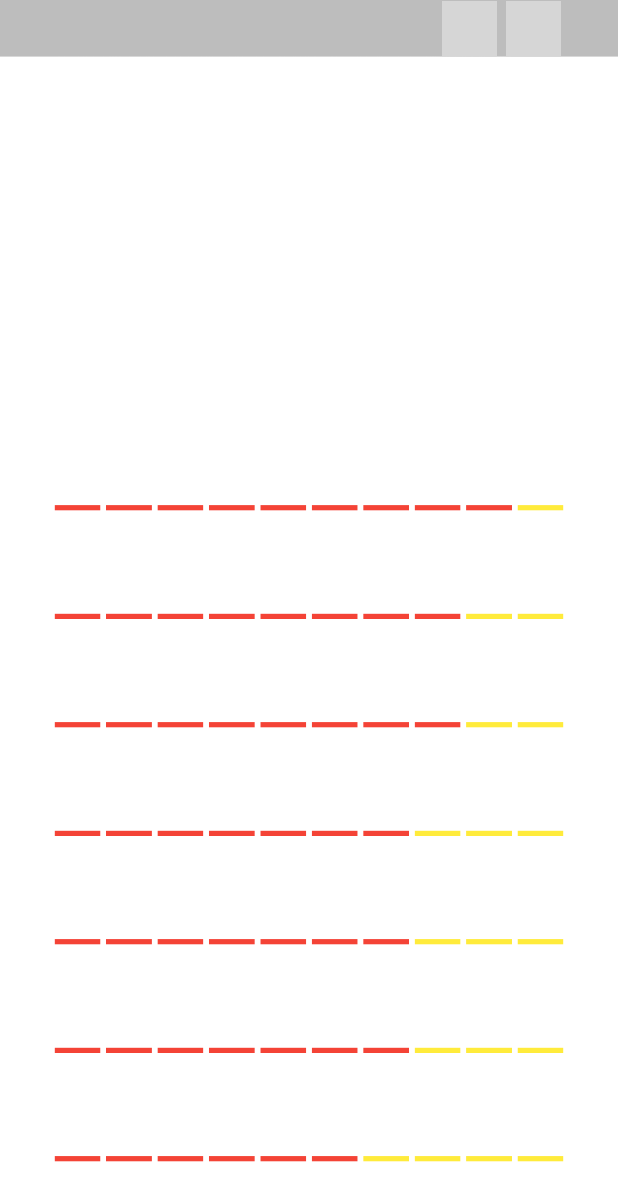
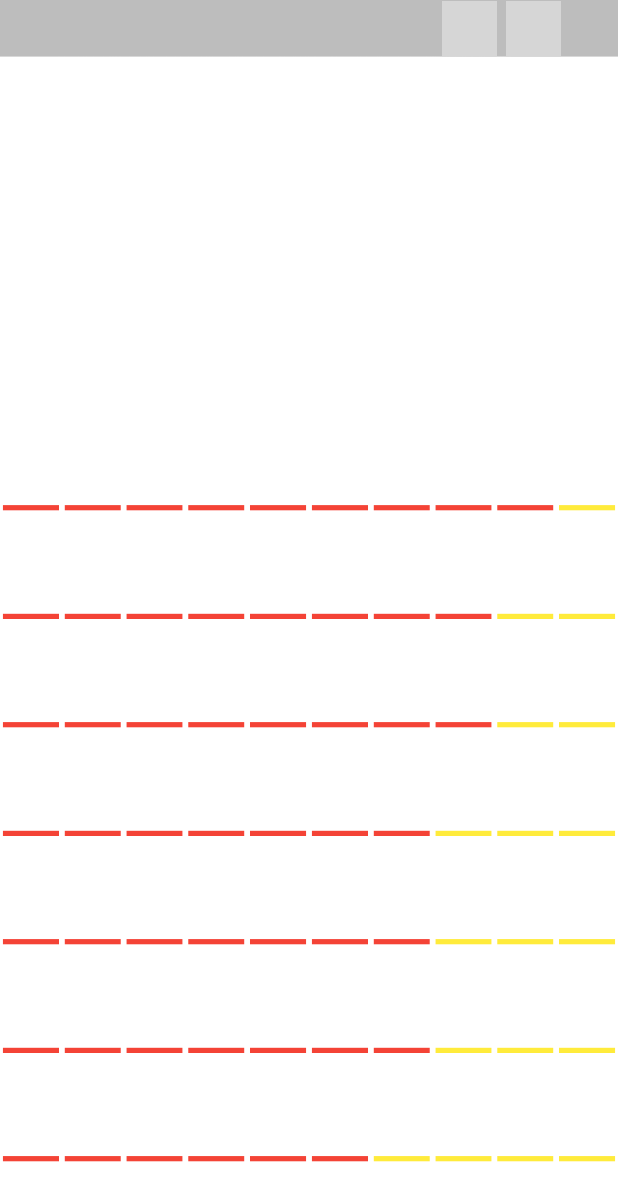
Before and after one commit to STO11/MyProfile, a Flutter app: the screen it shows after launch, scrolled down 576 dp, on a phone screen of 412 x 824 dp. Shown: the top 1201 px of the screen. Run offline on Flutter 3.47's test engine with Material 2 defaults, Android fonts, the phone set to English and light mode, and no system bars; drawn by our look-alikes of step_progress_indicator; our stand-ins replace animate_do, avatar_glow, get, octo_image, responsive_framework, timeline_tile; statements that could not run were skipped; grey boxes are pictures that could not be loaded.

Commit message:
feat: responsive ajusts

```diff
--- a/lib/components/body_component.dart
+++ b/lib/components/body_component.dart
@@ -58,7 +58,7 @@ class _BodyComponentState extends State<BodyComponent> {
               ),
               ResponsiveWidget(
                 mobile:
-                    tabController.containerTabChange(width: Get.width / 1.1),
+                    tabController.containerTabChange(width: Get.width / 0.8),
                 tablet:
                     tabController.containerTabChange(width: Get.width / 1.3),
                 web: tabController.containerTabChange(width: Get.width / 1.8),
```
